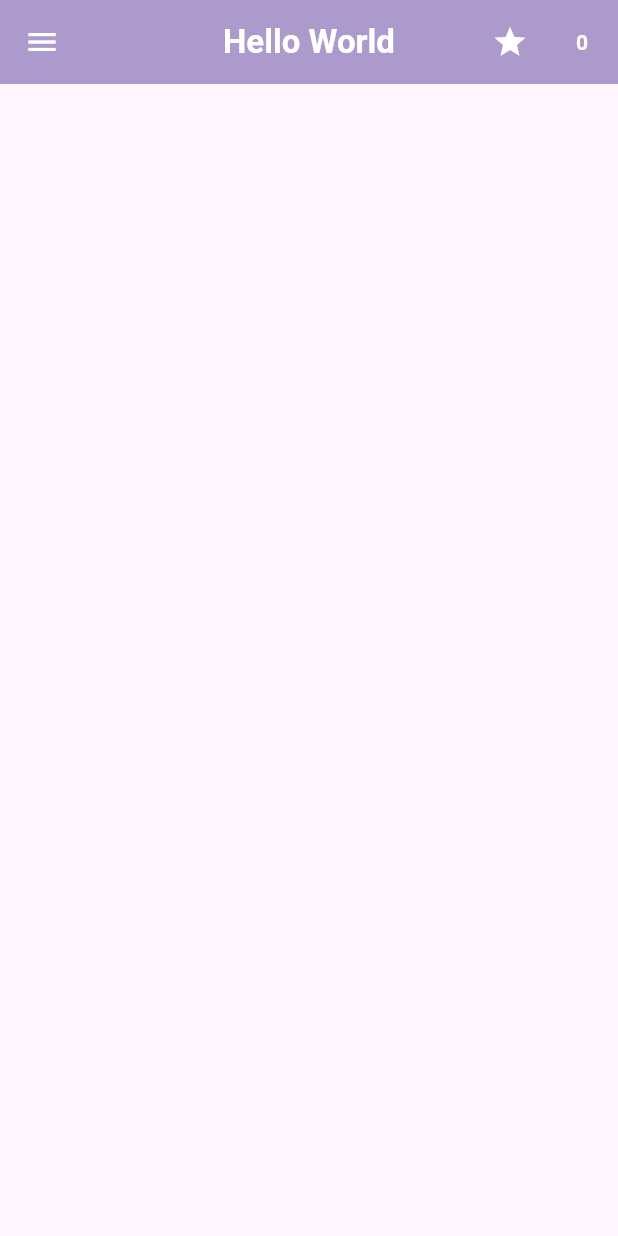
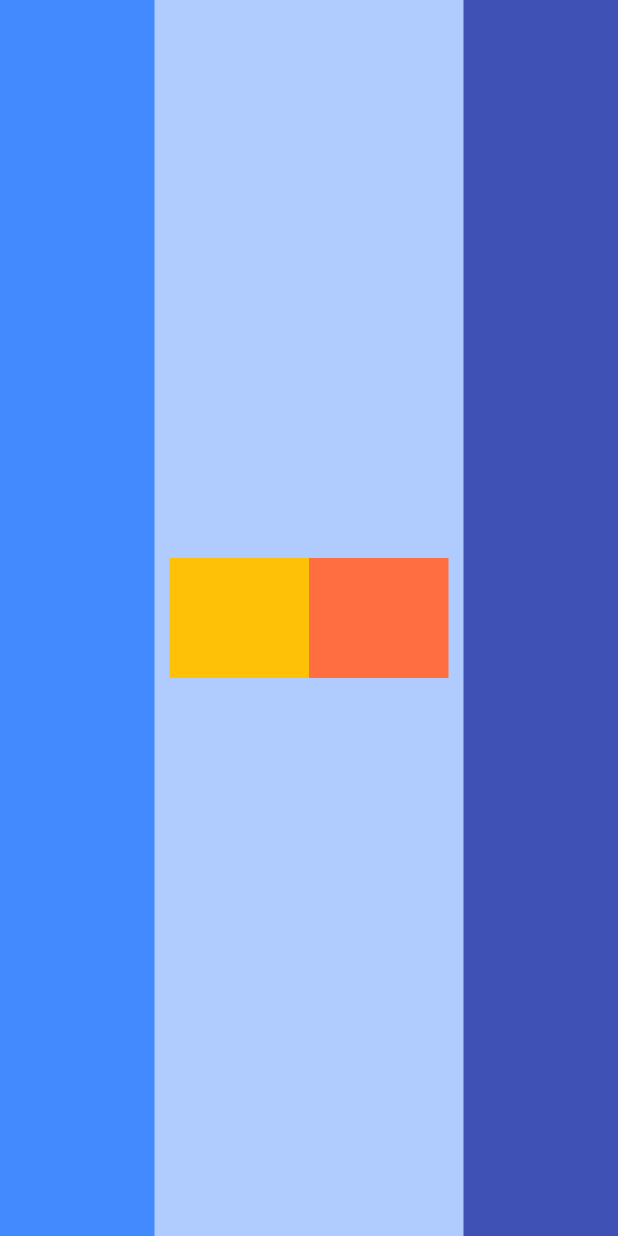
Before and after one commit to Mona-Haleem/flutter_project, a Flutter app: the screen it shows after launch, on a phone screen of 412 x 824 dp. Run offline on Flutter 3.47's test engine with Material 3 defaults, Android fonts, the phone set to English and light mode, and no system bars.

Commit message:
create a basic layout

```diff
--- a/lib/Home_Page.dart
+++ b/lib/Home_Page.dart
@@ -18,30 +18,57 @@ class _HomeState extends State<HomePage> {
   @override
   Widget build(BuildContext context) {
     return Scaffold(
-      appBar: AppBar(
-        leading: Icon(Icons.menu),
-        title: Text(
-          "Hello World",
-          style: TextStyle(fontWeight: FontWeight.bold),
-        ),
-        centerTitle: true,
-        backgroundColor: Color(0xffab9acb),
-        foregroundColor: Colors.white,
-
-        actions: [
-          IconButton(onPressed: () {}, icon: Icon(Icons.star)),
-          IconButton(
-            onPressed: increseCounter,
-            icon: Text(
-              '$counter',
-              style: TextStyle(
-                fontWeight: FontWeight.bold,
-                color: Colors.white,
+      // appBar: AppBar(
+      //   leading: Icon(Icons.menu),
+      //   title: Text(
+      //     "Hello World",
+      //     style: TextStyle(fontWeight: FontWeight.bold),
+      //   ),
+      //   centerTitle: true,
+      //   backgroundColor: Color(0xffdeacfe),
+      //   foregroundColor: Colors.white,
+      //
+      //   actions: [
+      //     IconButton(onPressed: () {}, icon: Icon(Icons.star)),
+      //     IconButton(
+      //       onPressed: increseCounter,
+      //       icon: Text(
+      //         '$counter',
+      //         style: TextStyle(
+      //           fontWeight: FontWeight.bold,
+      //           color: Colors.white,
+      //         ),
+      //       ),
+      //     ),
+      //   ],
+      // ),
+      body: SafeArea(
+        child: Row(
+          mainAxisAlignment: MainAxisAlignment.spaceBetween,
+          children: [
+            Expanded(child: Container(color: Colors.blueAccent)),
+            Expanded(
+              flex: 2,
+              child: Padding(
+                padding: EdgeInsets.all(10),
+                child: Row(
+                  children: [
+                    Expanded(child: Container(height: 80, color: Colors.amber)),
+                    Expanded(
+                      child: Container(
+                        height: 80,
+                        color: Colors.deepOrangeAccent,
+                      ),
+                    ),
+                  ],
+                ),
               ),
             ),
-          ),
-        ],
+            Expanded(child: Container(color: Colors.indigo)),
+          ],
+        ),
       ),
+      backgroundColor: Color(0xffb0ccff),
     );
   }
 }
```
Also changed, not shown: 1 other file.
